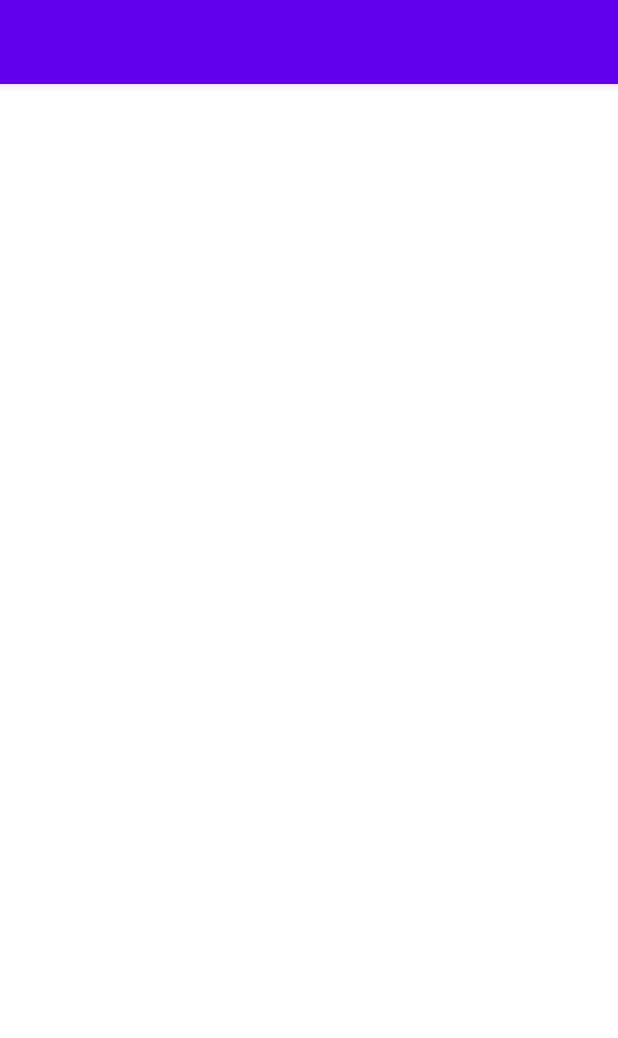
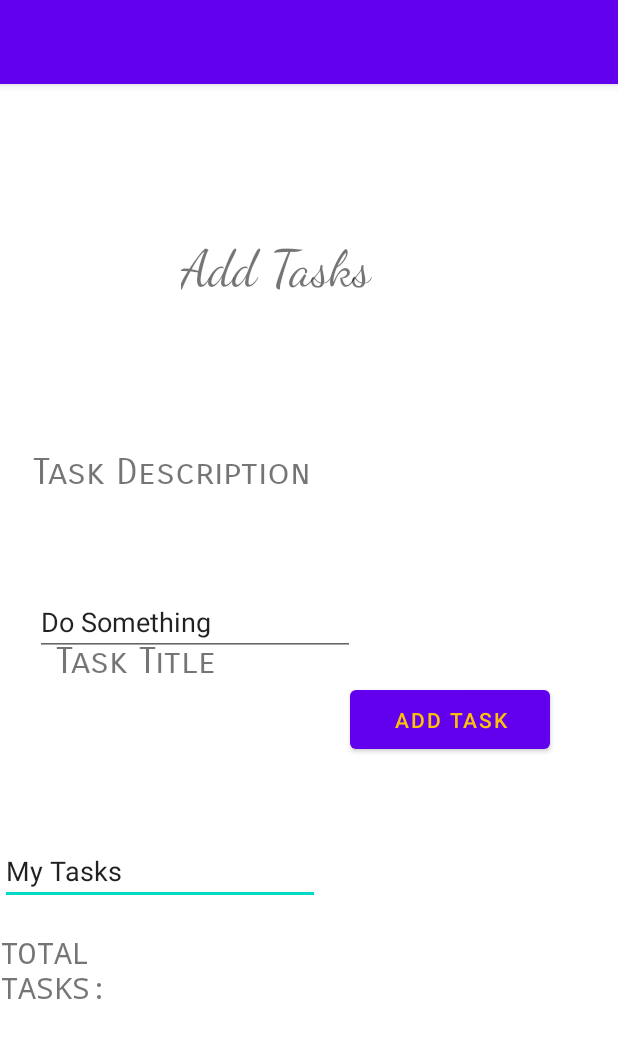
Before and after one commit to mcbrunette33/taskmaster, an Android app: the addTask screen opened directly, with no data from a screen before it, on a phone screen of 412 x 824 dp. Shown: the top 1038 px of the screen. Run offline under Robolectric (Android 15) with nearby library versions, the light colour scheme and no system bars.

Commit message:
added tasks and all tasks

```diff
--- a/app/src/main/AndroidManifest.xml
+++ b/app/src/main/AndroidManifest.xml
@@ -14,6 +14,9 @@
         android:theme="@style/Theme.Taskmaster"
         tools:targetApi="31">
         <activity
+            android:name=".allTasks"
+            android:exported="false" />
+        <activity
             android:name=".addTask"
             android:exported="false" />
         <activity
--- a/app/src/main/java/com/example/bru/taskmaster/MainActivity.java
+++ b/app/src/main/java/com/example/bru/taskmaster/MainActivity.java
@@ -20,5 +20,11 @@ public class MainActivity extends AppCompatActivity {
             startActivity(addTaskIntent);
             // starts the activity of the intent(routing) (activity = view)
         });
+
+        Button allTasksButton = MainActivity.this.findViewById(R.id.allTasks);
+        allTasksButton.setOnClickListener(v ->{
+            Intent allTasksIntent = new Intent(MainActivity.this, allTasks.class);
+            startActivity(allTasksIntent);
+        });
     }
 }
--- a/app/src/main/java/com/example/bru/taskmaster/addTask.java
+++ b/app/src/main/java/com/example/bru/taskmaster/addTask.java
@@ -3,6 +3,8 @@ package com.example.bru.taskmaster;
 import androidx.appcompat.app.AppCompatActivity;
 
 import android.os.Bundle;
+import android.widget.Button;
+import android.widget.TextView;
 
 public class addTask extends AppCompatActivity {
 
@@ -10,5 +12,11 @@ public class addTask extends AppCompatActivity {
     protected void onCreate(Bundle savedInstanceState) {
         super.onCreate(savedInstanceState);
         setContentView(R.layout.activity_add_task);
+
+        Button addTasks = addTask.this.findViewById(R.id.addTasks);
+        addTasks.setOnClickListener(v ->{
+            TextView submitText = addTask.this.findViewById(R.id.submitText);
+            submitText.setText("submitted");
+        });
     }
 }
--- /dev/null
+++ b/app/src/main/java/com/example/bru/taskmaster/allTasks.java
@@ -0,0 +1,14 @@
+package com.example.bru.taskmaster;
+
+import androidx.appcompat.app.AppCompatActivity;
+
+import android.os.Bundle;
+
+public class allTasks extends AppCompatActivity {
+
+    @Override
+    protected void onCreate(Bundle savedInstanceState) {
+        super.onCreate(savedInstanceState);
+        setContentView(R.layout.activity_all_tasks);
+    }
+}
--- a/app/src/main/res/layout/activity_add_task.xml
+++ b/app/src/main/res/layout/activity_add_task.xml
@@ -6,4 +6,113 @@
     android:layout_height="match_parent"
     tools:context=".addTask">
 
+    <TextView
+        android:id="@+id/textView2"
+        android:layout_width="133dp"
+        android:layout_height="99dp"
+        android:fontFamily="cursive"
+        android:text="Add Tasks"
+        android:textSize="34sp"
+        app:layout_constraintBottom_toBottomOf="parent"
+        app:layout_constraintEnd_toEndOf="parent"
+        app:layout_constraintHorizontal_bias="0.434"
+        app:layout_constraintStart_toStartOf="parent"
+        app:layout_constraintTop_toTopOf="parent"
+        app:layout_constraintVertical_bias="0.154" />
+
+    <com.google.android.material.textfield.TextInputLayout
+        android:layout_width="798dp"
+        android:layout_height="wrap_content"
+        tools:layout_editor_absoluteX="1dp"
+        tools:layout_editor_absoluteY="694dp">
+
+    </com.google.android.material.textfield.TextInputLayout>
+
+    <TextView
+        android:id="@+id/textView3"
+        android:layout_width="137dp"
+        android:layout_height="60dp"
+        android:layout_marginTop="168dp"
+        android:fontFamily="sans-serif-smallcaps"
+        android:text="Task Title"
+        android:textSize="24sp"
+        app:layout_constraintEnd_toEndOf="parent"
+        app:layout_constraintHorizontal_bias="0.136"
+        app:layout_constraintStart_toStartOf="parent"
+        app:layout_constraintTop_toBottomOf="@+id/textView2" />
+
+    <Button
+        android:id="@+id/addTasks"
+        android:layout_width="133dp"
+        android:layout_height="51dp"
+        android:layout_marginStart="12dp"
+        android:layout_marginEnd="45dp"
+        android:text="Add Task"
+        android:textColor="#FFC107"
+        app:layout_constraintBottom_toBottomOf="parent"
+        app:layout_constraintEnd_toEndOf="parent"
+        app:layout_constraintHorizontal_bias="1.0"
+        app:layout_constraintStart_toEndOf="@+id/textView2"
+        app:layout_constraintTop_toTopOf="parent"
+        app:layout_constraintVertical_bias="0.555" />
+
+    <EditText
+        android:id="@+id/editTextTextPersonName2"
+        android:layout_width="wrap_content"
+        android:layout_height="wrap_content"
+        android:layout_marginTop="72dp"
+        android:ems="10"
+        android:inputType="textPersonName"
+        android:text="My Tasks"
+        app:layout_constraintTop_toBottomOf="@+id/textView3"
+        tools:layout_editor_absoluteX="21dp" />
+
+    <TextView
+        android:id="@+id/textView4"
+        android:layout_width="226dp"
+        android:layout_height="52dp"
+        android:layout_marginBottom="472dp"
+        android:fontFamily="sans-serif-smallcaps"
+        android:text="Task Description"
+        android:textSize="24sp"
+        app:layout_constraintBottom_toBottomOf="parent"
+        app:layout_constraintEnd_toEndOf="parent"
+        app:layout_constraintHorizontal_bias="0.12"
+        app:layout_constraintStart_toStartOf="parent" />
+
+    <EditText
+        android:id="@+id/editTextTextPersonName3"
+        android:layout_width="wrap_content"
+        android:layout_height="wrap_content"
+        android:layout_marginTop="40dp"
+        android:ems="10"
+        android:inputType="textPersonName"
+        android:text="Do Something"
+        app:layout_constraintEnd_toEndOf="parent"
+        app:layout_constraintHorizontal_bias="0.116"
+        app:layout_constraintStart_toStartOf="parent"
+        app:layout_constraintTop_toBottomOf="@+id/textView4" />
+
+    <TextView
+        android:id="@+id/textView6"
+        android:layout_width="103dp"
+        android:layout_height="49dp"
+        android:layout_marginTop="116dp"
+        android:fontFamily="monospace"
+        android:text="TOTAL TASKS:"
+        android:textSize="20sp"
+        app:layout_constraintTop_toBottomOf="@+id/addTasks"
+        tools:layout_editor_absoluteX="232dp" />
+
+    <TextView
+        android:id="@+id/submitText"
+        android:layout_width="wrap_content"
+        android:layout_height="wrap_content"
+        app:layout_constraintBottom_toBottomOf="parent"
+        app:layout_constraintEnd_toEndOf="parent"
+        app:layout_constraintHorizontal_bias="0.509"
+        app:layout_constraintStart_toStartOf="parent"
+        app:layout_constraintTop_toBottomOf="@+id/textView6"
+        tools:text="Submitted" />
+
 </androidx.constraintlayout.widget.ConstraintLayout>
--- /dev/null
+++ b/app/src/main/res/layout/activity_all_tasks.xml
@@ -0,0 +1,9 @@
+<?xml version="1.0" encoding="utf-8"?>
+<androidx.constraintlayout.widget.ConstraintLayout xmlns:android="http://schemas.android.com/apk/res/android"
+    xmlns:app="http://schemas.android.com/apk/res-auto"
+    xmlns:tools="http://schemas.android.com/tools"
+    android:layout_width="match_parent"
+    android:layout_height="match_parent"
+    tools:context=".allTasks">
+
+</androidx.constraintlayout.widget.ConstraintLayout>
--- a/app/src/main/res/layout/activity_main.xml
+++ b/app/src/main/res/layout/activity_main.xml
@@ -10,22 +10,24 @@
         android:id="@+id/textView"
         android:layout_width="133dp"
         android:layout_height="112dp"
+        android:fontFamily="cursive"
         android:text="My Tasks"
         android:textSize="34sp"
         app:layout_constraintBottom_toBottomOf="parent"
         app:layout_constraintEnd_toEndOf="parent"
         app:layout_constraintStart_toStartOf="parent"
         app:layout_constraintTop_toTopOf="parent"
-        app:layout_constraintVertical_bias="0.044" />
+        app:layout_constraintVertical_bias="0.17" />
 
     <Button
-        android:id="@+id/button"
+        android:id="@+id/allTasks"
         android:layout_width="103dp"
         android:layout_height="64dp"
         android:layout_marginEnd="60dp"
+        android:layout_marginBottom="60dp"
         android:text="All Tasks"
-        app:layout_constraintEnd_toEndOf="parent"
-        tools:layout_editor_absoluteY="645dp" />
+        app:layout_constraintBottom_toBottomOf="parent"
+        app:layout_constraintEnd_toEndOf="parent" />
 
     <Button
         android:id="@+id/addTaskButton"
@@ -33,18 +35,22 @@
         android:layout_height="65dp"
         android:layout_marginStart="60dp"
         android:layout_marginEnd="88dp"
+        android:layout_marginBottom="60dp"
         android:text="add task"
-        app:layout_constraintEnd_toStartOf="@+id/button"
-        app:layout_constraintStart_toStartOf="parent"
-        tools:layout_editor_absoluteY="646dp" />
+        app:layout_constraintBottom_toBottomOf="parent"
+        app:layout_constraintEnd_toStartOf="@+id/allTasks"
+        app:layout_constraintHorizontal_bias="0.466"
+        app:layout_constraintStart_toStartOf="parent" />
 
     <ImageView
         android:id="@+id/imageView"
         android:layout_width="224dp"
         android:layout_height="200dp"
+        android:scaleType="fitCenter"
+        app:layout_constraintBottom_toBottomOf="parent"
         app:layout_constraintEnd_toEndOf="parent"
         app:layout_constraintStart_toStartOf="parent"
-        tools:layout_editor_absoluteY="246dp"
+        app:layout_constraintTop_toTopOf="parent"
         tools:srcCompat="@tools:sample/avatars" />
 
 </androidx.constraintlayout.widget.ConstraintLayout>
```
Also changed, not shown: 4 other files.
